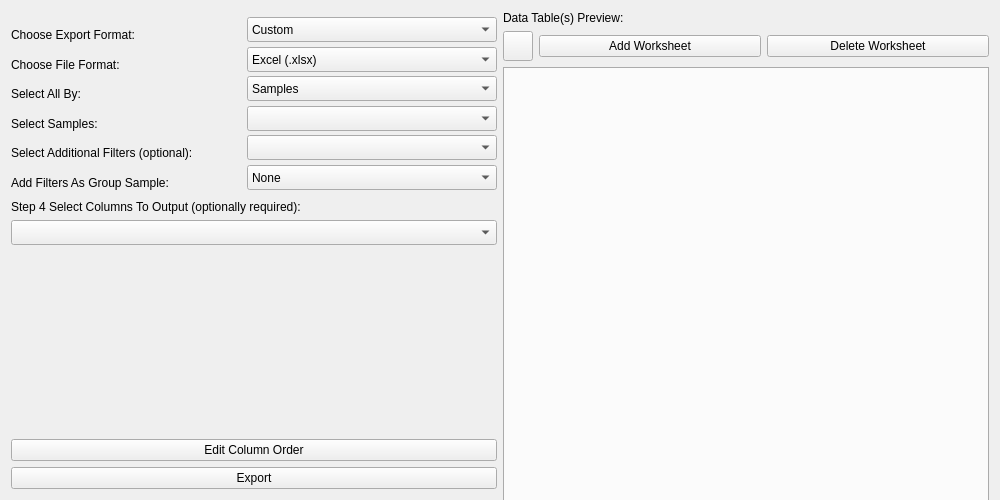
kathrynmetcalf/GeoCORK, file ui/ExporterUI.ui: the form before one commit.
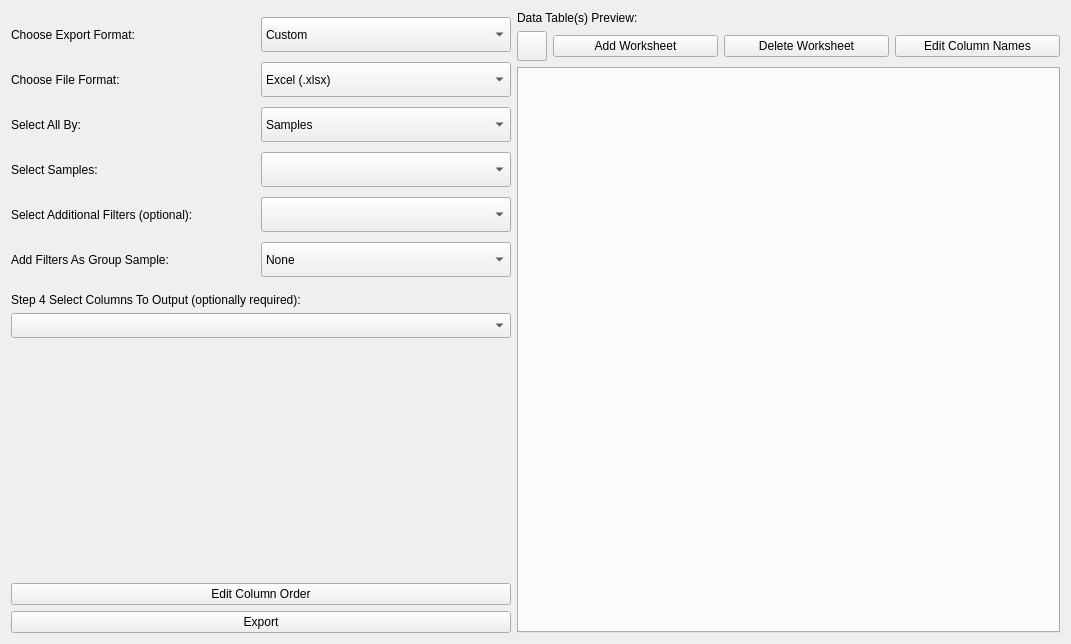
The form after the commit. Custom widgets are drawn as their Qt base class.

Commit message: Exporter column name mappings work, other issues regarding filters and pivoting from column mappings are not yet fixed.

Patch:
```diff
--- a/ui/ExporterUI.ui
+++ b/ui/ExporterUI.ui
@@ -6,8 +6,8 @@
    <rect>
     <x>0</x>
     <y>0</y>
-    <width>1000</width>
-    <height>500</height>
+    <width>1071</width>
+    <height>644</height>
    </rect>
   </property>
   <property name="minimumSize">
@@ -552,6 +552,13 @@
          </property>
         </widget>
        </item>
+       <item>
+        <widget class="QPushButton" name="edit_columnnames_pushButton">
+         <property name="text">
+          <string>Edit Column Names</string>
+         </property>
+        </widget>
+       </item>
       </layout>
      </item>
      <item>
```
The commit also changes 2 other files.
